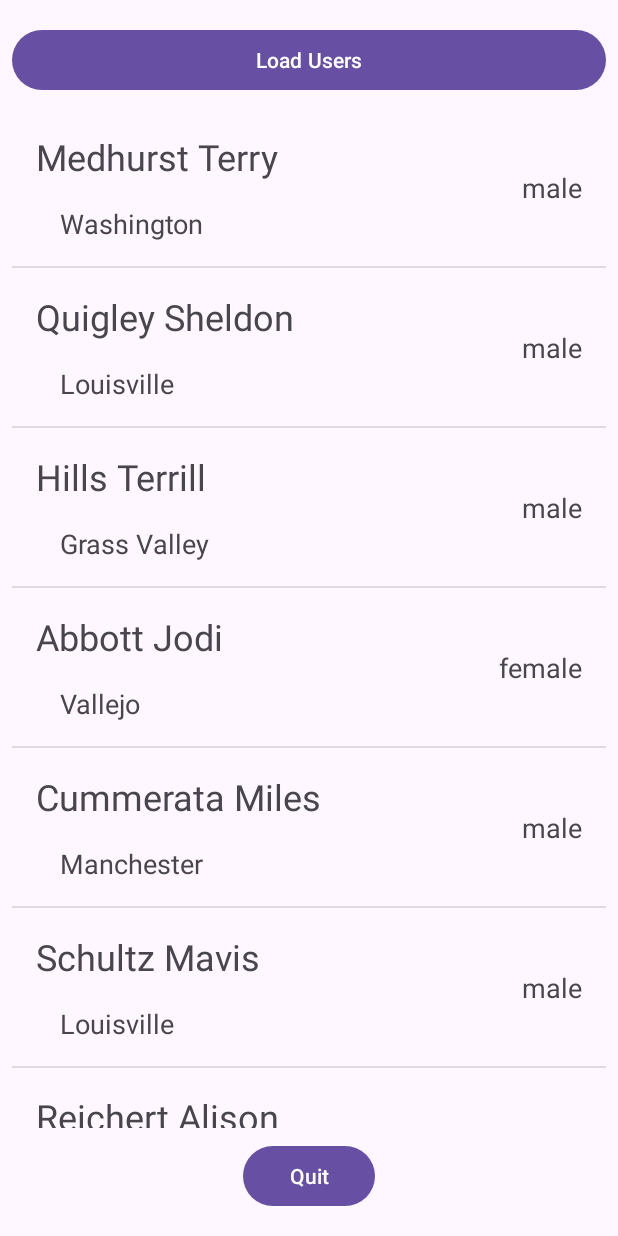
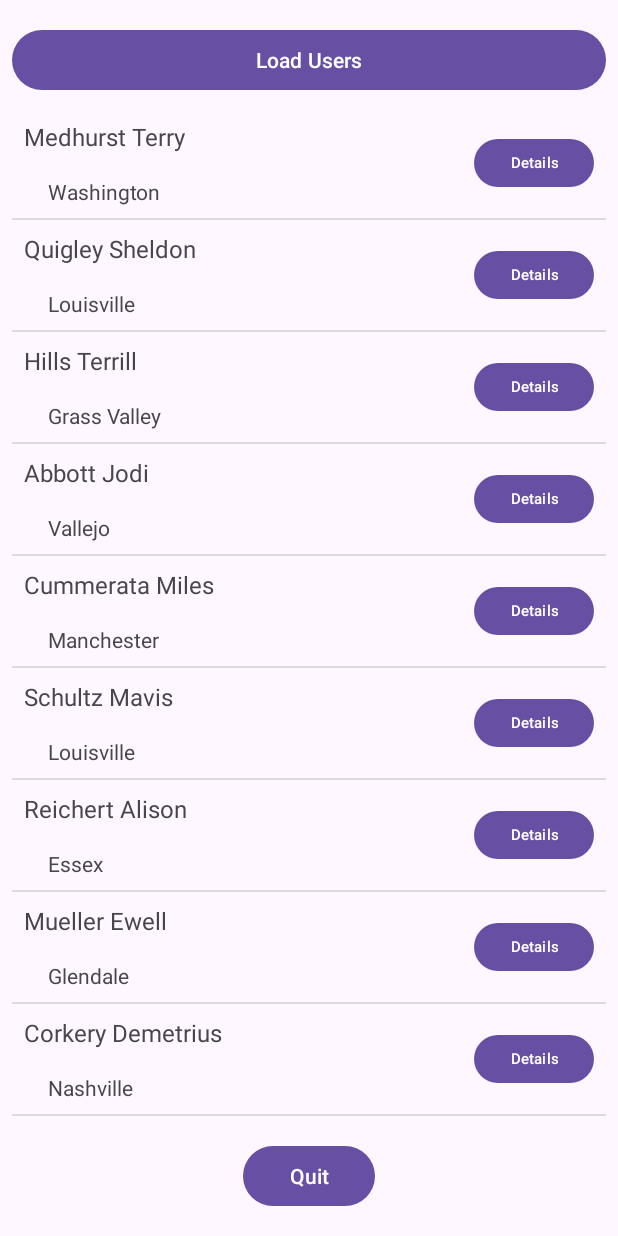
Before and after one commit to Abdelilah-Falih/MiniProjet, an Android app: the screen it shows after launch (MainActivity), after a tap on "Load Users", on a phone screen of 412 x 824 dp. Run offline under Robolectric (Android 15) with nearby library versions, the phone set to English and light mode, and no system bars.

Commit message:
main(listview[item]) :  -> add button details  -> show alert contains the item selected details(fullname - gender - city)

```diff
--- a/app/src/main/java/com/example/myapplication/UserAdapter.java
+++ b/app/src/main/java/com/example/myapplication/UserAdapter.java
@@ -6,7 +6,10 @@ import android.view.LayoutInflater;
 import android.view.View;
 import android.view.ViewGroup;
 import android.widget.BaseAdapter;
+import android.widget.Button;
 import android.widget.TextView;
+
+import androidx.appcompat.app.AlertDialog;
 
 import java.util.ArrayList;
 
@@ -44,11 +47,18 @@ public class UserAdapter extends BaseAdapter {
         User user = (User) getItem(position);
 
         TextView tv_fullname = (TextView) view.findViewById(R.id.tv_fullname);
-        TextView tv_gender = (TextView) view.findViewById(R.id.tv_gender);
+        Button btn_details = (Button) view.findViewById(R.id.btn_details);
         TextView tv_city= (TextView) view.findViewById(R.id.tv_city);
         tv_fullname.setText(user.getFullname());
-        tv_gender.setText(user.getGender());
         tv_city.setText(user.getCity());
+        btn_details.setOnClickListener(v->{
+            AlertDialog.Builder alert = new AlertDialog.Builder(context);
+            alert.setTitle("User Info");
+            alert.setMessage(String.format("Full name : %s\ngender: %s\ncity: %s", user.getFullname(), user.getGender(), user.getCity()));
+            alert.setPositiveButton("ok", null);
+            alert.setCancelable(false);
+            alert.create().show();
+        });
 
         return view;
     }
--- a/app/src/main/res/layout/user_item.xml
+++ b/app/src/main/res/layout/user_item.xml
@@ -4,14 +4,14 @@
     xmlns:tools="http://schemas.android.com/tools"
     android:layout_width="match_parent"
     android:layout_height="wrap_content"
-    android:padding="16dp">
+    android:padding="8dp">
 
     <TextView
         android:id="@+id/tv_fullname"
         android:layout_width="wrap_content"
         android:layout_height="wrap_content"
         android:text="FullName"
-        android:textSize="24sp"
+        android:textSize="16sp"
         app:layout_constraintStart_toStartOf="parent"
         app:layout_constraintTop_toTopOf="parent" />
 
@@ -22,18 +22,19 @@
         android:layout_marginStart="16dp"
         android:layout_marginTop="16dp"
         android:text="city"
-        android:textSize="18sp"
+        android:textSize="14sp"
         app:layout_constraintBottom_toBottomOf="parent"
         app:layout_constraintStart_toStartOf="@+id/tv_fullname"
         app:layout_constraintTop_toBottomOf="@+id/tv_fullname" />
 
-    <TextView
-        android:id="@+id/tv_gender"
-        android:layout_width="wrap_content"
-        android:layout_height="wrap_content"
-        android:text="Gender"
-        android:textSize="18sp"
+    <Button
+        android:id="@+id/btn_details"
+        android:layout_width="80dp"
+        android:layout_height="40dp"
+        android:text="Details"
+        android:textSize="10sp"
         app:layout_constraintBottom_toBottomOf="@+id/tv_city"
         app:layout_constraintEnd_toEndOf="parent"
         app:layout_constraintTop_toTopOf="@+id/tv_fullname" />
+
 </androidx.constraintlayout.widget.ConstraintLayout>
```
